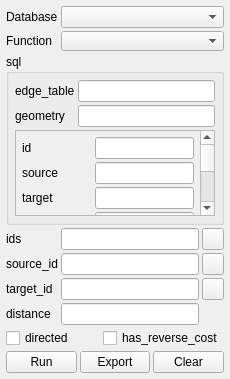
Above: ui_pgRoutingLayer.ui from anitagraser/pgRoutingLayer before the change. Below: the same form after it.
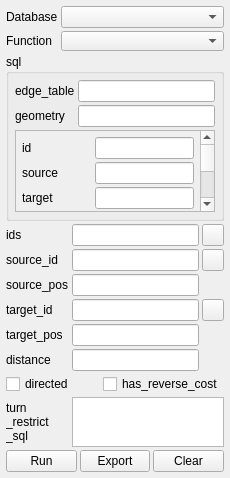
That is the form after the change. Icons and pictures are not drawn.

Diff of the .ui file:
```diff
--- a/ui_pgRoutingLayer.ui
+++ b/ui_pgRoutingLayer.ui
@@ -7,7 +7,7 @@
     <x>0</x>
     <y>0</y>
     <width>230</width>
-    <height>379</height>
+    <height>478</height>
    </rect>
   </property>
   <property name="windowTitle">
@@ -364,7 +364,7 @@
         </property>
        </widget>
       </item>
-      <item row="2" column="0">
+      <item row="3" column="0">
        <widget class="QLabel" name="labelTargetId">
         <property name="locale">
          <locale language="English" country="UnitedStates"/>
@@ -374,7 +374,7 @@
         </property>
        </widget>
       </item>
-      <item row="2" column="1">
+      <item row="3" column="1">
        <widget class="QLineEdit" name="lineEditTargetId">
         <property name="toolTip">
          <string>id of the end node</string>
@@ -423,7 +423,7 @@
         </property>
        </widget>
       </item>
-      <item row="2" column="2">
+      <item row="3" column="2">
        <widget class="QToolButton" name="buttonSelectTargetId">
         <property name="sizePolicy">
          <sizepolicy hsizetype="Preferred" vsizetype="Preferred">
@@ -501,7 +501,7 @@
         </property>
        </widget>
       </item>
-      <item row="3" column="1">
+      <item row="5" column="1">
        <widget class="QLineEdit" name="lineEditDistance">
         <property name="maximumSize">
          <size>
@@ -514,7 +514,7 @@
         </property>
        </widget>
       </item>
-      <item row="3" column="0">
+      <item row="5" column="0">
        <widget class="QLabel" name="labelDistance">
         <property name="locale">
          <locale language="English" country="UnitedStates"/>
@@ -524,7 +524,53 @@
         </property>
        </widget>
       </item>
-      <item row="4" column="0" colspan="3">
+      <item row="2" column="0">
+       <widget class="QLabel" name="labelSourcePos">
+        <property name="locale">
+         <locale language="English" country="UnitedStates"/>
+        </property>
+        <property name="text">
+         <string>source_pos</string>
+        </property>
+       </widget>
+      </item>
+      <item row="4" column="0">
+       <widget class="QLabel" name="labelTargetPos">
+        <property name="locale">
+         <locale language="English" country="UnitedStates"/>
+        </property>
+        <property name="text">
+         <string>target_pos</string>
+        </property>
+       </widget>
+      </item>
+      <item row="2" column="1">
+       <widget class="QLineEdit" name="lineEditSourcePos">
+        <property name="locale">
+         <locale language="English" country="UnitedStates"/>
+        </property>
+       </widget>
+      </item>
+      <item row="4" column="1">
+       <widget class="QLineEdit" name="lineEditTargetPos">
+        <property name="locale">
+         <locale language="English" country="UnitedStates"/>
+        </property>
+       </widget>
+      </item>
+      <item row="7" column="0">
+       <widget class="QLabel" name="labelTurnRestrictSql">
+        <property name="locale">
+         <locale language="English" country="UnitedStates"/>
+        </property>
+        <property name="text">
+         <string>turn
+_restrict
+_sql</string>
+        </property>
+       </widget>
+      </item>
+      <item row="6" column="0" colspan="3">
        <layout class="QHBoxLayout" name="horizontalLayoutOption2">
         <property name="spacing">
          <number>3</number>
@@ -572,6 +618,25 @@
         </item>
        </layout>
       </item>
+      <item row="7" column="1" colspan="2">
+       <widget class="QPlainTextEdit" name="plainTextEditTurnRestrictSql">
+        <property name="sizePolicy">
+         <sizepolicy hsizetype="Expanding" vsizetype="Maximum">
+          <horstretch>0</horstretch>
+          <verstretch>0</verstretch>
+         </sizepolicy>
+        </property>
+        <property name="maximumSize">
+         <size>
+          <width>16777215</width>
+          <height>50</height>
+         </size>
+        </property>
+        <property name="tabStopWidth">
+         <number>40</number>
+        </property>
+       </widget>
+      </item>
      </layout>
     </item>
     <item>
```
Left out of the diff: 3 changed lines with no effect on the pictures.
